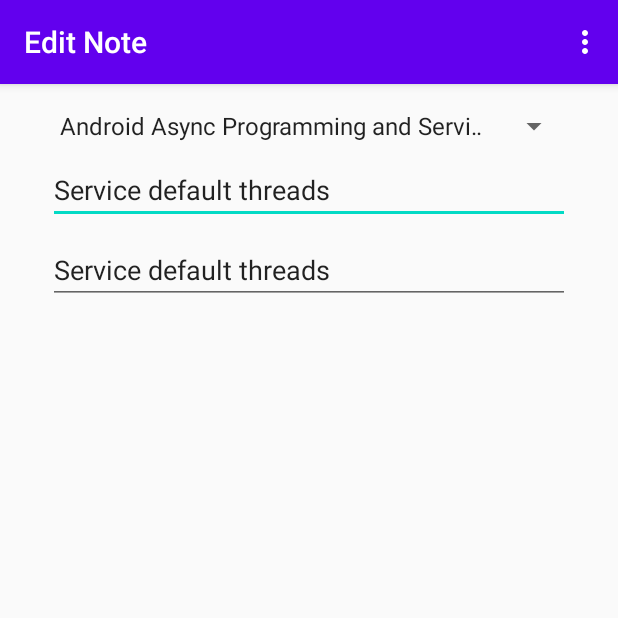
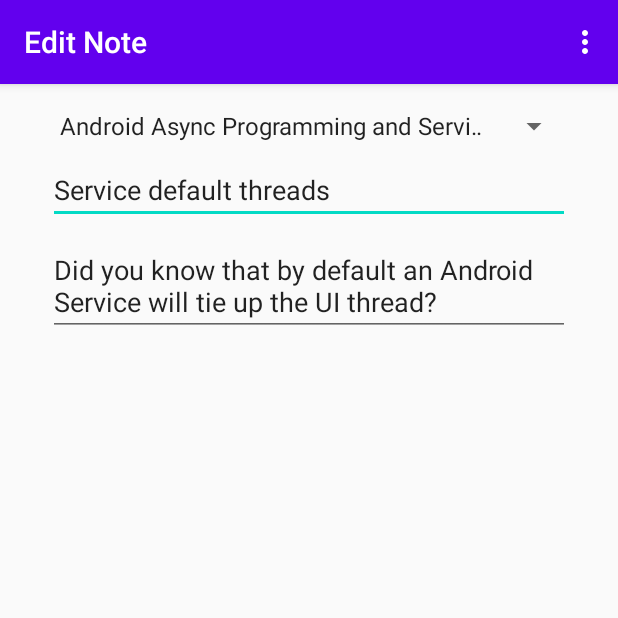
Before and after one commit to mararosa/Android-NoteKeeper, an Android app: the screen it shows after launch (NoteActivity), after a tap on an icon or button, on a phone screen of 412 x 824 dp, the top half of it. Run offline under Robolectric (Android 15) with nearby library versions, the phone set to English and light mode, and no system bars.

Commit message:
fixing setText

```diff
--- a/app/src/main/java/com/pluralsight/notekeeper/NoteActivity.java
+++ b/app/src/main/java/com/pluralsight/notekeeper/NoteActivity.java
@@ -58,7 +58,7 @@ public class NoteActivity extends AppCompatActivity {
        spinnerCoursers.setSelection(courseIndex);
 
         textNoteTitle.setText((mNote.getTitle()));
-        textNoteText.setText((mNote.getTitle()));
+        textNoteText.setText((mNote.getText()));
 
     }
 
```
